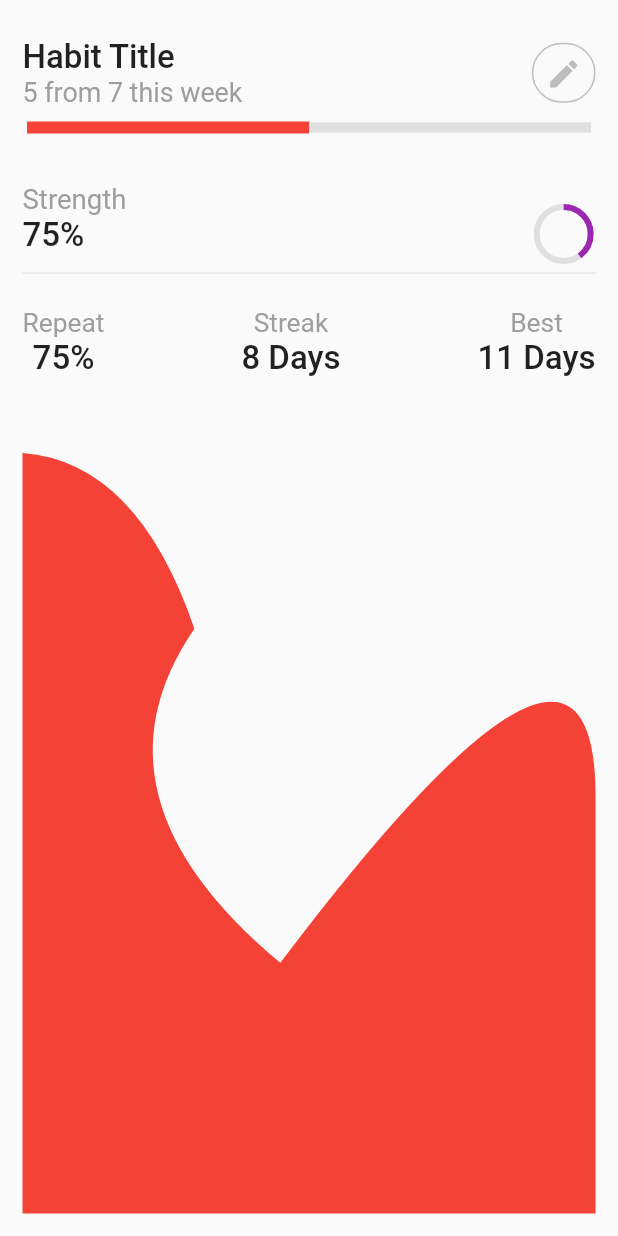
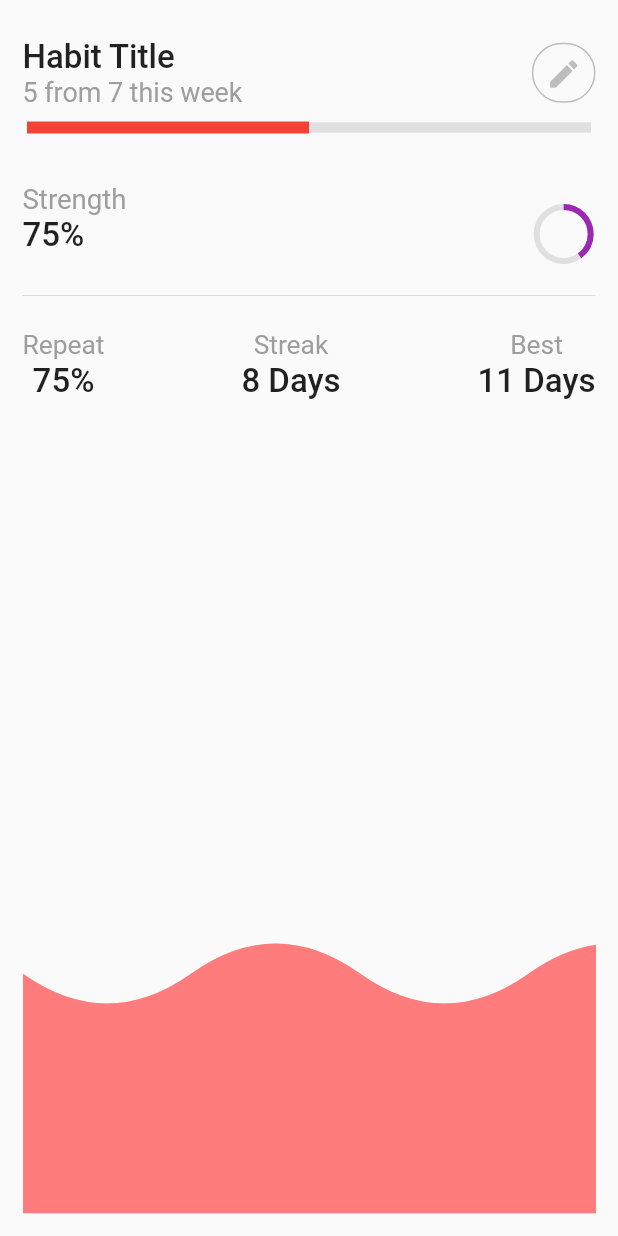
Before and after one commit to PawanGhewande/habit_tracker, a Flutter app: the screen it shows after launch, after a tap on "Habit Title", on a phone screen of 412 x 824 dp. Run offline on Flutter 3.47's test engine with Material 2 defaults, Android fonts, the phone set to English and light mode, and no system bars; our stand-ins replace date_picker_timeline.

Commit message:
Implemented basic UI.

```diff
--- a/lib/modules/dashboard/presentation/view/dashboard_view.dart
+++ b/lib/modules/dashboard/presentation/view/dashboard_view.dart
@@ -128,7 +128,7 @@ class DashboardView extends StatelessWidget {
                       onTap: () {
                         Navigator.of(context).push(
                           MaterialPageRoute(
-                            builder: (_) => const HabitDetailsView(),
+                            builder: (_) => HabitDetailsView(),
                           ),
                         );
                       },
--- a/lib/modules/habit_details/presentation/view/habit_details_view.dart
+++ b/lib/modules/habit_details/presentation/view/habit_details_view.dart
@@ -1,7 +1,6 @@
 import 'package:flutter/material.dart';
-import 'package:habit_tracker/modules/dashboard/presentation/widget/progress_widget.dart';
-import 'package:habit_tracker/modules/habit_details/presentation/widget/circle_progress.dart';
-import 'package:habit_tracker/modules/habit_details/presentation/widget/custom_linne_chart.dart';
+import '/modules/dashboard/presentation/widget/progress_widget.dart';
+import '/modules/habit_details/presentation/widget/clipper.dart';
 
 class HabitDetailsView extends StatelessWidget {
   const HabitDetailsView({Key? key}) : super(key: key);
@@ -121,6 +120,9 @@ class HabitDetailsView extends StatelessWidget {
                   )
                 ],
               ),
+              const SizedBox(
+                height: 15,
+              ),
               const Divider(),
               const SizedBox(
                 height: 15,
@@ -185,11 +187,37 @@ class HabitDetailsView extends StatelessWidget {
                 ],
               ),
               Expanded(
-                child: CustomPaint(
-                  child: Builder(builder: (context) {
-                    return Container();
-                  }),
-                  painter: CurveBackground(color: Colors.red),
+                child: Stack(
+                  children: [
+                    Positioned(
+                      bottom: 0,
+                      child: ClipPath(
+                        clipper: MyWaveClipper(),
+                        child: Opacity(
+                          opacity: 0.5,
+                          child: Container(
+                            color: Colors.redAccent,
+                            width: 900,
+                            height: 200,
+                          ),
+                        ),
+                      ),
+                    ),
+                    Positioned(
+                      bottom: 0,
+                      child: ClipPath(
+                        clipper: MyWaveClipper(),
+                        child: Opacity(
+                          opacity: 0.5,
+                          child: Container(
+                            color: Colors.redAccent,
+                            width: 900,
+                            height: 200,
+                          ),
+                        ),
+                      ),
+                    ),
+                  ],
                 ),
               ),
             ],
--- /dev/null
+++ b/lib/modules/habit_details/presentation/widget/clipper.dart
@@ -0,0 +1,37 @@
+//our custom clipper with Path class
+import 'package:flutter/material.dart';
+
+class MyWaveClipper extends CustomClipper<Path> {
+  @override
+  Path getClip(Size size) {
+    var path = Path();
+    path.lineTo(0.0, 40.0);
+    path.lineTo(0.0, size.height);
+    path.lineTo(size.width, size.height);
+
+    for (int i = 0; i < 10; i++) {
+      if (i % 2 == 0) {
+        path.quadraticBezierTo(
+            size.width - (size.width / 16) - (i * size.width / 8),
+            0.0,
+            size.width - ((i + 1) * size.width / 8),
+            size.height - 160);
+      } else {
+        path.quadraticBezierTo(
+            size.width - (size.width / 16) - (i * size.width / 8),
+            size.height - 120,
+            size.width - ((i + 1) * size.width / 8),
+            size.height - 160);
+      }
+    }
+
+    path.lineTo(0.0, 40.0);
+    path.close();
+    return path;
+  }
+
+  @override
+  bool shouldReclip(CustomClipper<Path> oldClipper) {
+    return false;
+  }
+}
--- a/lib/modules/habit_details/presentation/widget/custom_linne_chart.dart
+++ /dev/null
@@ -1,33 +0,0 @@
-import 'package:flutter/material.dart';
-
-class CurveBackground extends CustomPainter {
-  final Color color;
-
-  CurveBackground({required this.color});
-
-  @override
-  void paint(Canvas canvas, Size size) {
-    var paint = Paint();
-    paint.color = color;
-    paint.style = PaintingStyle.fill;
-
-    var path = Path();
-
-    path.moveTo(0, 50);
-    path.quadraticBezierTo(size.width * 0.2, size.height * 0.1,
-        size.width * 0.3, size.height * 0.3);
-    path.quadraticBezierTo(size.width * 0.1, size.height * 0.5,
-        size.width * 0.45, size.height * 0.7);
-    // path.quadraticBezierTo(
-    //     size.width * 1, size.height * 0.9, size.width * 0.9, size.height * 1.0);
-    path.quadraticBezierTo(
-        size.width * 1, size.height * 0.2, size.width * 1, size.height * 0.5);
-    path.lineTo(size.width, size.height);
-    path.lineTo(0, size.height);
-
-    canvas.drawPath(path, paint);
-  }
-
-  @override
-  bool shouldRepaint(CustomPainter oldDelegate) => true;
-}
```
